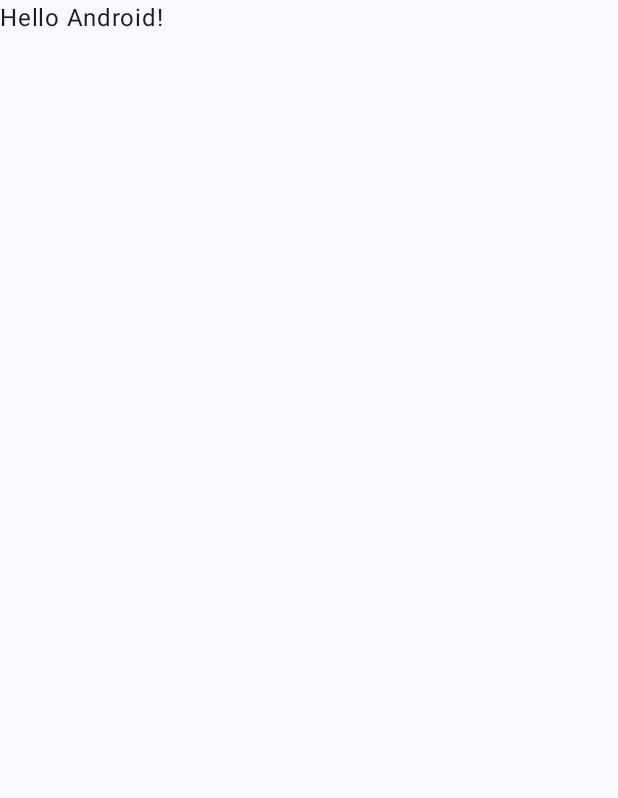
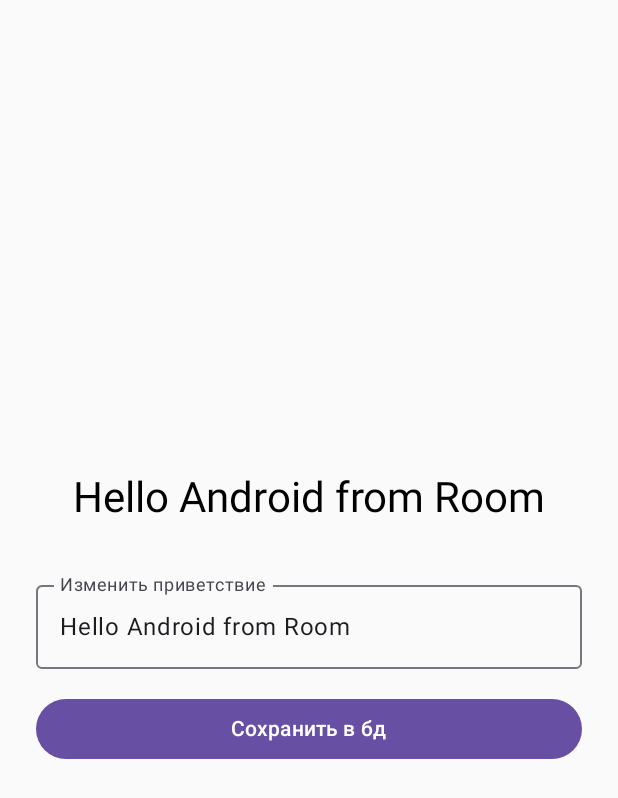
Before and after one commit to apsibiryakov/SpeakEasy, an Android app built with Jetpack Compose: the screen it shows after launch (MainActivity), on a phone screen of 412 x 824 dp. Before the commit the part shown is almost empty. Shown: the top 798 px of the screen. Run offline under Robolectric (Android 15) with nearby library versions, the phone set to English and light mode, and no system bars; our stand-ins replace Room's generated code.

Commit message:
cracked configuration for room

```diff
--- a/app/src/main/AndroidManifest.xml
+++ b/app/src/main/AndroidManifest.xml
@@ -10,7 +10,8 @@
         android:label="@string/app_name"
         android:roundIcon="@mipmap/ic_launcher_round"
         android:supportsRtl="true"
-        android:theme="@style/Theme.SpeakEasy">
+        android:theme="@style/Theme.SpeakEasy"
+        android:name=".SpeakEasyApp">
         <activity
             android:name=".MainActivity"
             android:exported="true"
--- /dev/null
+++ b/app/src/main/java/ru/speakeasy/AppDatabase.kt
@@ -0,0 +1,9 @@
+package ru.speakeasy
+
+import androidx.room.Database
+import androidx.room.RoomDatabase
+
+@Database(entities = [GreetingEntity::class], version = 1, exportSchema = false)
+abstract class AppDatabase : RoomDatabase() {
+    abstract fun greetingDao(): GreetingDao
+}
--- /dev/null
+++ b/app/src/main/java/ru/speakeasy/GreetingDao.kt
@@ -0,0 +1,20 @@
+package ru.speakeasy
+
+import androidx.room.Dao
+import androidx.room.Insert
+import androidx.room.OnConflictStrategy
+import androidx.room.Query
+import androidx.room.Update
+import kotlinx.coroutines.flow.Flow
+
+@Dao
+interface GreetingDao{
+    @Query("SELECT * FROM greetings WHERE id = 1 LIMIT 1")
+    fun getGreeting(): Flow<GreetingEntity?>
+
+    @Insert(onConflict = OnConflictStrategy.REPLACE)
+    suspend fun insertGreeting(greetingEntity: GreetingEntity)
+
+    @Update
+    suspend fun updateGreeting(greetingEntity: GreetingEntity)
+}
--- /dev/null
+++ b/app/src/main/java/ru/speakeasy/GreetingScreen.kt
@@ -0,0 +1,61 @@
+package ru.speakeasy
+
+import androidx.compose.foundation.layout.*
+import androidx.compose.foundation.layout.Arrangement
+import androidx.compose.material3.*
+import androidx.compose.runtime.*
+import androidx.compose.ui.Alignment
+import androidx.compose.ui.Modifier
+import androidx.compose.ui.unit.dp
+import androidx.lifecycle.compose.collectAsStateWithLifecycle
+import androidx.room.util.TableInfo
+
+@Composable
+fun GreetingScreen(viewModel: GreetingViewModel) {
+    // Безопасное отслеживание Flow с привязкой к ЖЦ Compose
+    val dbGreetingText by viewModel.uiState.collectAsStateWithLifecycle()
+
+    // Внутренний стейт для текста в поле ввода TextField
+    var inputText by remember { mutableStateOf("") }
+
+    // Как только текст прилетает из БД, синхронизируем поле ввода
+    LaunchedEffect(dbGreetingText) {
+        if (dbGreetingText != "Загрузка...") {
+            inputText = dbGreetingText
+        }
+
+    }
+
+    Column(
+        modifier = Modifier
+            .fillMaxSize()
+            .padding(24.dp),
+        verticalArrangement = Arrangement.Center,
+        horizontalAlignment = Alignment.CenterHorizontally
+    ) {
+        Text(
+            text = dbGreetingText,
+            style = MaterialTheme.typography.headlineMedium
+        )
+
+        Spacer(modifier = Modifier.height(32.dp))
+        OutlinedTextField(
+            value = inputText,
+            onValueChange = { inputText = it },
+            label = { Text("Изменить приветствие") },
+            modifier = Modifier.fillMaxWidth()
+
+        )
+
+        Spacer(modifier = Modifier.height(16.dp))
+        Button(
+            onClick = {
+                viewModel.updateGreetingText(inputText)
+            },
+            modifier = Modifier.fillMaxWidth()
+        ) {
+            Text("Сохранить в бд")
+        }
+
+    }
+}
--- /dev/null
+++ b/app/src/main/java/ru/speakeasy/GreetingViewModel.kt
@@ -0,0 +1,45 @@
+package ru.speakeasy
+
+import androidx.lifecycle.ViewModel
+import androidx.lifecycle.ViewModelProvider
+import androidx.lifecycle.ViewModelProvider.AndroidViewModelFactory
+import androidx.lifecycle.viewmodel.initializer
+import androidx.lifecycle.viewmodel.viewModelFactory
+import androidx.lifecycle.viewModelScope
+import androidx.lifecycle.viewmodel.ViewModelFactoryDsl
+import kotlinx.coroutines.Dispatchers
+import kotlinx.coroutines.flow.SharingStarted
+import kotlinx.coroutines.flow.StateFlow
+import kotlinx.coroutines.flow.WhileSubscribed
+import kotlinx.coroutines.flow.map
+import kotlinx.coroutines.flow.stateIn
+import kotlinx.coroutines.launch
+
+class GreetingViewModel(private val greetingDao: GreetingDao) : ViewModel() {
+    // Считываем реактивный поток данных из Room
+    val uiState: StateFlow<String> = greetingDao.getGreeting()
+        .map { entity -> entity?.message ?: "Загрузка..." }
+        .stateIn(
+            scope = viewModelScope,
+            started = SharingStarted.WhileSubscribed(5000),
+            initialValue = "Загрузка"
+        )
+
+    // Метод обновления текста в БД через Корутины
+    fun updateGreetingText(newText: String) {
+        viewModelScope.launch(Dispatchers.IO) {
+            greetingDao.updateGreeting(GreetingEntity(id = 1, message = newText))
+
+        }
+    }
+
+    companion object {
+        val Factory: ViewModelProvider.Factory = viewModelFactory {
+            initializer {
+                val context =
+                    this[AndroidViewModelFactory.APPLICATION_KEY] as SpeakEasyApp
+                GreetingViewModel(context.database.greetingDao())
+            }
+        }
+    }
+}
--- a/app/src/main/java/ru/speakeasy/MainActivity.kt
+++ b/app/src/main/java/ru/speakeasy/MainActivity.kt
@@ -4,8 +4,10 @@ import android.os.Bundle
 import androidx.activity.ComponentActivity
 import androidx.activity.compose.setContent
 import androidx.activity.enableEdgeToEdge
+import androidx.activity.viewModels
 import androidx.compose.foundation.layout.fillMaxSize
 import androidx.compose.foundation.layout.padding
+import androidx.compose.material3.MaterialTheme
 import androidx.compose.material3.Scaffold
 import androidx.compose.material3.Text
 import androidx.compose.runtime.Composable
@@ -14,34 +16,20 @@ import androidx.compose.ui.tooling.preview.Preview
 import ru.speakeasy.ui.theme.SpeakEasyTheme
 
 class MainActivity : ComponentActivity() {
+
+    private val viewModel: GreetingViewModel by viewModels {
+        GreetingViewModel.Factory
+    }
+
     override fun onCreate(savedInstanceState: Bundle?) {
         super.onCreate(savedInstanceState)
         enableEdgeToEdge()
+
+
         setContent {
-            SpeakEasyTheme {
-                Scaffold(modifier = Modifier.fillMaxSize()) { innerPadding ->
-                    Greeting(
-                        name = "Android",
-                        modifier = Modifier.padding(innerPadding)
-                    )
-                }
+            MaterialTheme {
+                GreetingScreen(viewModel = viewModel)
             }
         }
     }
 }
-
-@Composable
-fun Greeting(name: String, modifier: Modifier = Modifier) {
-    Text(
-        text = "Hello $name!",
-        modifier = modifier
-    )
-}
-
-@Preview(showBackground = true)
-@Composable
-fun GreetingPreview() {
-    SpeakEasyTheme {
-        Greeting("Android")
-    }
-}
--- /dev/null
+++ b/app/src/main/java/ru/speakeasy/SpeakEasyApp.kt
@@ -0,0 +1,28 @@
+package ru.speakeasy
+
+import android.app.Application
+import androidx.room.Room
+import kotlinx.coroutines.CoroutineScope
+import kotlinx.coroutines.Dispatchers
+import kotlinx.coroutines.launch
+
+class SpeakEasyApp : Application() {
+    lateinit var database: AppDatabase
+        private  set
+
+    override fun onCreate() {
+        super.onCreate()
+
+        database = Room.databaseBuilder(
+            applicationContext,
+            AppDatabase::class.java,
+            "hello_database"
+        ).build()
+
+        CoroutineScope(Dispatchers.IO).launch {
+            database.greetingDao().insertGreeting(
+                GreetingEntity(id = 1, message = "Hello Android from Room")
+            )
+        }
+    }
+}
```
